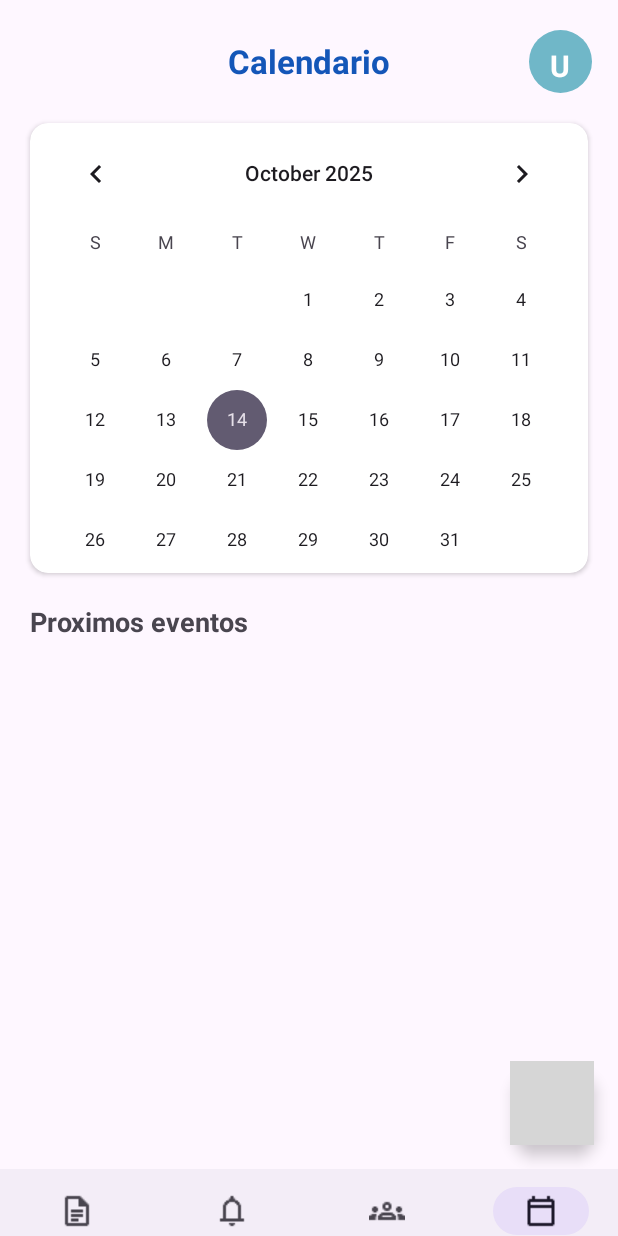
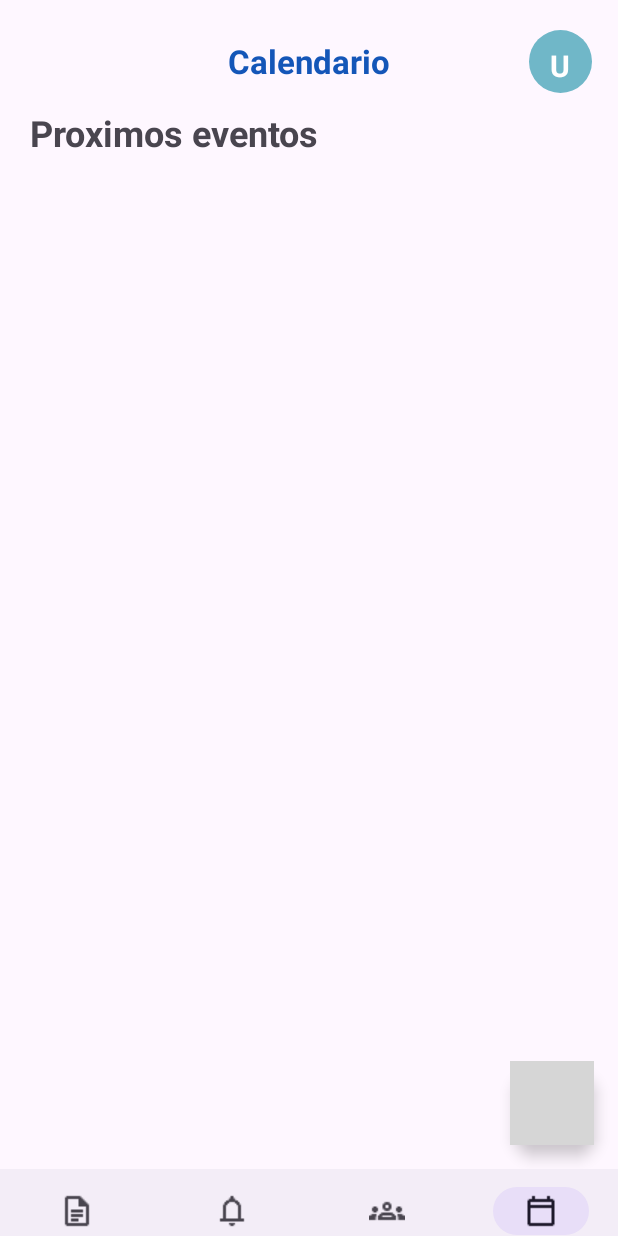
Before and after one commit to LeonidasVS/Agenda-Kotlin, an Android app: the screen it shows after launch once a user with an empty profile is signed in (DashboardActivity), item 4 of the bottom bar chosen, on a phone screen of 412 x 824 dp. Run offline under Robolectric (Android 15) with nearby library versions, the light colour scheme and no system bars; our stand-ins replace Firebase (no records; nobody signed in at launch, a user with empty details on screens opened directly), Picasso; Roboto replaces fonts that are not available here; 5 statements that could not run were skipped; grey boxes are pictures that could not be loaded.

Commit message:
No me acuerdo que cambio era este creo que es la actualizacion de vista de calendario

```diff
--- a/app/src/main/java/com/example/crud_kotlin/Fragmentos/FragmentCalendario.java
+++ b/app/src/main/java/com/example/crud_kotlin/Fragmentos/FragmentCalendario.java
@@ -1,11 +1,13 @@
 package com.example.crud_kotlin.Fragmentos;
+
+import static com.example.crud_kotlin.R.*;
 
 import android.os.Bundle;
 import android.util.Log;
 import android.view.LayoutInflater;
 import android.view.View;
 import android.view.ViewGroup;
-import android.widget.Toast;
+import android.widget.TextView;
 
 import androidx.fragment.app.Fragment;
 import androidx.recyclerview.widget.LinearLayoutManager;
@@ -30,11 +32,16 @@ public class FragmentCalendario extends Fragment {
     private List<Recordatorio> listaRecordatorios = new ArrayList<>();
     private FirebaseFirestore db = FirebaseFirestore.getInstance();
 
+    // TextView que se muestra cuando no hay datos
+    private TextView txtVacio;
+
     @Override
     public View onCreateView(LayoutInflater inflater, ViewGroup container, Bundle savedInstanceState) {
         View view = inflater.inflate(R.layout.fragment_calendario, container, false);
 
         rvRecordatorios = view.findViewById(R.id.recyclerViewCalendario);
+        txtVacio = view.findViewById(R.id.txtVacio); // debe existir en tu XML
+
         adapter = new RecordatorioAdapter(getContext(), listaRecordatorios);
         rvRecordatorios.setLayoutManager(new LinearLayoutManager(getContext()));
         rvRecordatorios.setAdapter(adapter);
@@ -44,7 +51,6 @@ public class FragmentCalendario extends Fragment {
 
         FloatingActionButton fab = view.findViewById(R.id.fab_add);
         fab.setOnClickListener(v -> {
-            // Navegar al fragment de agregar recordatorio
             FragmentCalendaryAdd fragment = new FragmentCalendaryAdd();
             getParentFragmentManager().beginTransaction()
                     .replace(R.id.fragmentoFL, fragment)
@@ -57,30 +63,39 @@ public class FragmentCalendario extends Fragment {
 
     private void cargarRecordatorios() {
         FirebaseUser usuario = FirebaseAuth.getInstance().getCurrentUser();
-        if (usuario == null) {
-            Log.e("FirestoreDebug", "Usuario no autenticado");
-            return;
-        }
+        if (usuario == null) return;
 
         String uid = usuario.getUid();
-        Log.d("FirestoreDebug", "UID del usuario: " + uid);
 
         db.collection("recordatorios")
-                .whereEqualTo("idUsuario", uid) // coincide con Firestore
-                .orderBy("fecha") // opcional, recuerda crear índice si sale error
+                .whereEqualTo("idUsuario", uid)
+                .orderBy("fecha")
                 .addSnapshotListener((querySnapshot, e) -> {
-                    if (e != null) {
-                        Log.e("FirestoreError", "Error: " + e.getMessage());
-                        return;
-                    }
+                    if (e != null) return;
+
                     listaRecordatorios.clear();
                     for (DocumentSnapshot doc : querySnapshot.getDocuments()) {
-                        Log.d("FirestoreDebug", "Doc: " + doc.getData()); // Para verificar
                         Recordatorio r = doc.toObject(Recordatorio.class);
-                        listaRecordatorios.add(r);
+                        Log.d("RecordatorioDebug", "Titulo: " + r.getTitulo() + ", Fecha: " + r.getFecha() + ", Hora: " + r.getHora());
+
+                        if (r != null) listaRecordatorios.add(r);
+
                     }
+
                     adapter.notifyDataSetChanged();
+
+                    // Mostrar mensaje si la lista está vacía
+                    TextView tvEmpty = getView().findViewById(id.txtVacio);
+                    if (listaRecordatorios.isEmpty()) {
+                        tvEmpty.setVisibility(View.VISIBLE);
+                    } else {
+                        tvEmpty.setVisibility(View.GONE);
+                    }
                 });
+    }
 
-    }
+
+
+
+
 }
--- a/app/src/main/res/layout/fragment_calendario.xml
+++ b/app/src/main/res/layout/fragment_calendario.xml
@@ -8,20 +8,6 @@
     tools:context=".Fragmentos.FragmentCalendario">
 
 
-    <androidx.cardview.widget.CardView
-        android:layout_width="match_parent"
-        android:layout_height="300dp"
-        android:layout_margin="20dp"
-        android:layout_marginBottom="16dp"
-        app:cardCornerRadius="12dp"
-        app:cardElevation="2dp">
-        <!-- Calendario -->
-        <CalendarView
-            android:id="@+id/calendarView"
-            android:layout_width="match_parent"
-            android:layout_height="match_parent" />
-
-    </androidx.cardview.widget.CardView>
 
 
     <!-- Título -->
@@ -31,14 +17,29 @@
         android:layout_height="wrap_content"
         android:paddingStart="20dp"
         android:text="Proximos eventos"
-        android:textSize="18sp"
+        android:textSize="24dp"
+        android:layout_marginTop="10dp"
+        android:layout_marginBottom="10dp"
         android:textStyle="bold" />
+
+
+
 
     <!-- Contenedor principal -->
     <FrameLayout
         android:layout_width="match_parent"
         android:layout_height="match_parent"
         android:layout_weight="1">
+
+        <TextView
+            android:id="@+id/txtVacio"
+            android:layout_width="match_parent"
+            android:layout_height="wrap_content"
+            android:text="No hay recordatorios"
+            android:textSize="18sp"
+            android:gravity="center"
+            android:visibility="gone"
+            android:textColor="@android:color/darker_gray"/>
 
         <!-- RecyclerView sin ScrollView -->
         <androidx.recyclerview.widget.RecyclerView
```
